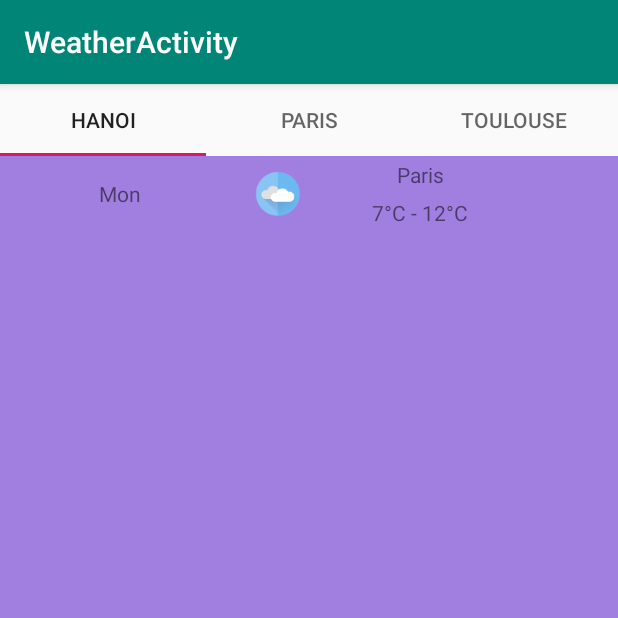
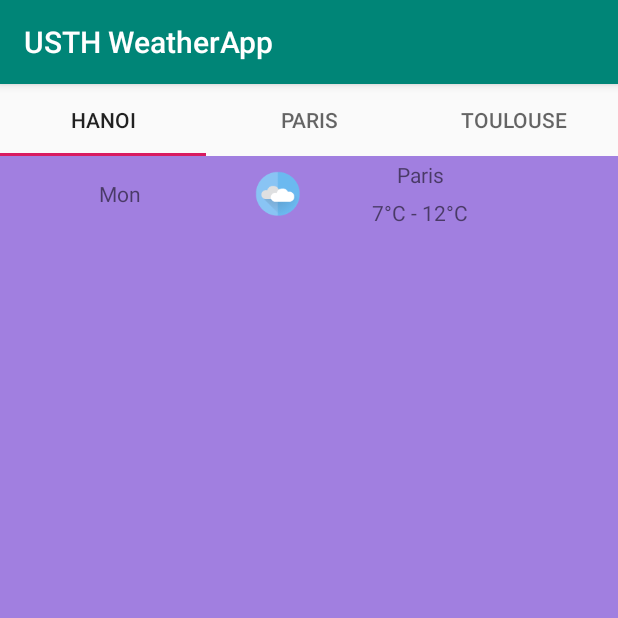
Before and after one commit to huyhandes/androiddev2020, an Android app: the screen it shows after launch (WeatherActivity), on a phone screen of 412 x 824 dp, the top half of it. Run offline under Robolectric (Android 15) with nearby library versions, the light colour scheme and no system bars.

Commit message:
Labwork 9

```diff
--- a/app/src/main/java/vn/edu/usth/weatheractivity/ForecastFragment.java
+++ b/app/src/main/java/vn/edu/usth/weatheractivity/ForecastFragment.java
@@ -20,14 +20,12 @@ public class ForecastFragment extends Fragment {
     @Override
     public View onCreateView(@NonNull LayoutInflater inflater, @Nullable ViewGroup container, @Nullable Bundle savedInstanceState) {
 
-        final String days[] = {"Mon", "Tue", "Wed", "Thu", "Fri", "Sat","Sun"};
-
         ViewGroup v = (ViewGroup) inflater.inflate(R.layout.fragment_forecast,null,false);
         Random rd = new Random();
         LinearLayout linearLayout = v.findViewById(R.id.fragmentForcast);
         for(int i=0; i<10; ++i){
             View row = inflater.inflate(R.layout.weather_row,container,false);
-            ((TextView)row.findViewById(R.id.day)).setText(days[i%7]);
+            ((TextView)row.findViewById(R.id.day)).setText(day(i%7));
             ((TextView)row.findViewById(R.id.city)).setText("Paris");
             ((TextView)row.findViewById(R.id.temp)).setText(String.valueOf(rd.nextInt()%10+10) + "°C - " + String.valueOf(rd.nextInt()%10 +20) +"°C");
             ((ImageView)row.findViewById(R.id.weather)).setImageResource(R.drawable.daycloudyful);
@@ -35,4 +33,31 @@ public class ForecastFragment extends Fragment {
         }
         return v;
     }
+    public String day(int i) {
+        int value = 0;
+        switch (i) {
+            case 0:
+                value = R.string.Mon;
+                break;
+            case 1:
+                value = R.string.Tue;
+                break;
+            case 2:
+                value = R.string.Wed;
+                break;
+            case 3:
+                value = R.string.Thu;
+                break;
+            case 4:
+                value = R.string.Fri;
+                break;
+            case 5:
+                value = R.string.Sat;
+                break;
+            case 6:
+                value = R.string.Sun;
+                break;
+        }
+        return getResources().getString(value);
+    }
 }
--- a/app/src/main/res/layout/fragment_weather.xml
+++ b/app/src/main/res/layout/fragment_weather.xml
@@ -19,6 +19,7 @@
         android:layout_width="100dp"
         android:layout_height="100dp"
         android:layout_marginTop="50dp"
+        android:layout_centerHorizontal="true"
         android:layout_toEndOf="@id/textView"
         android:contentDescription="Just picture" />
 
--- a/app/src/main/res/values/strings.xml
+++ b/app/src/main/res/values/strings.xml
@@ -1,6 +1,10 @@
 <resources>
-    <string name="app_name">WeatherActivity</string>
-
-    <!-- TODO: Remove or change this placeholder text -->
-    <string name="hello_blank_fragment">Hello blank fragment</string>
+    <string name="app_name">USTH WeatherApp</string>
+    <string name="Mon">Mon</string>
+    <string name="Tue">Tue</string>
+    <string name="Wed">Wed</string>
+    <string name="Thu">Thu</string>
+    <string name="Fri">Fri</string>
+    <string name="Sat">Sat</string>
+    <string name="Sun">Sun</string>
 </resources>
```
Also changed, not shown: 1 other file.
